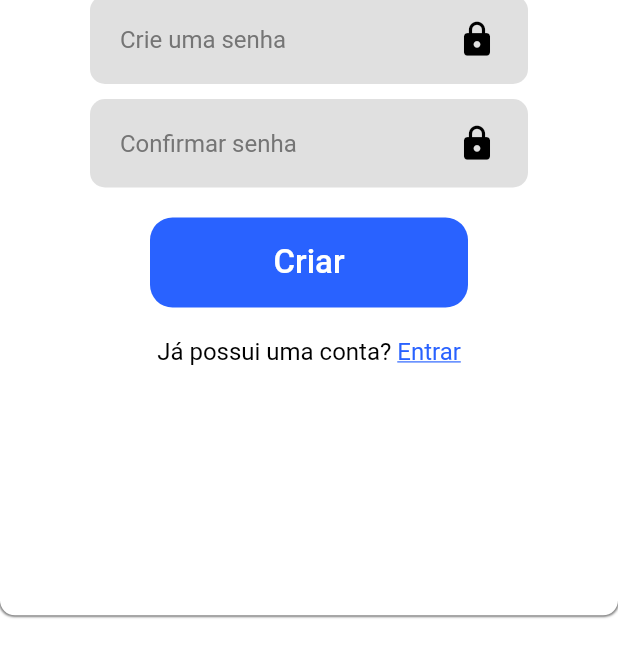
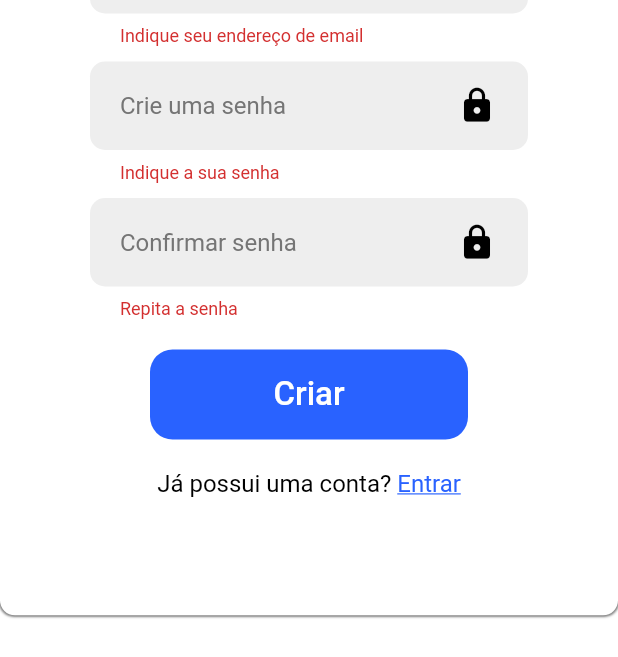
Before and after one commit to danielmbrasil/oops, a Flutter app: the SignUpWeb screen opened directly, scrolled down 329 dp, after a tap on "Criar", on a phone screen of 412 x 824 dp. Shown: the top 657 px of the screen. Run offline on Flutter 3.47's test engine with Material 2 defaults, Android fonts, the phone set to English and light mode, and no system bars; our stand-ins replace email_validator, flutter_secure_storage; accounts and stored records are empty; Roboto replaces fonts that are missing (Mulish).

Commit message:
validate name, email, password and password confirmation on sign-up for web send request to API add dialog to display API response errors

```diff
--- a/lib/screens/authenticate/sign_up_web.dart
+++ b/lib/screens/authenticate/sign_up_web.dart
@@ -1,5 +1,7 @@
+import 'package:email_validator/email_validator.dart';
 import 'package:flutter/gestures.dart';
 import 'package:flutter/material.dart';
+import 'package:oops/services/sign_up.dart';
 
 class SignUpWeb extends StatefulWidget {
   final Function toggleView;
@@ -12,6 +14,11 @@ class SignUpWeb extends StatefulWidget {
 
 class _SignUpWebState extends State<SignUpWeb> {
   final _formKey = GlobalKey<FormState>();
+
+  String _name = '';
+  String _email = '';
+  String _password = '';
+  String _passwordConfirmation = '';
 
   bool _obscurePassword = true;
 
@@ -84,8 +91,8 @@ class _SignUpWebState extends State<SignUpWeb> {
                                 ),
                                 contentPadding: EdgeInsets.symmetric(
                                     horizontal: 20.0, vertical: 20),
-                                fillColor: const Color(0xFFE0E0E0),
-                                focusColor: const Color(0xFFBFBFBD),
+                                fillColor: Colors.grey[200],
+                                focusColor: Colors.grey[300],
                                 filled: true,
                                 hintStyle: TextStyle(
                                   color: Colors.grey[600],
@@ -105,6 +112,22 @@ class _SignUpWebState extends State<SignUpWeb> {
                                   ),
                                 ),
                               ),
+                              onChanged: (value) {
+                                setState(() => _name = value);
+                              },
+                              // Validate if name is not empty and if it doesn't contain numbers nor symbols
+                              validator: (value) {
+                                if (value.isEmpty) {
+                                  return 'Indique seu nome.';
+                                }
+                                if ((new RegExp(
+                                        r'[!@#<>?":_`~;[\]\\|=+)(*&^%0-9-]',
+                                        multiLine: false)
+                                    .hasMatch(value))) {
+                                  return 'Nomes não devem conter números ou símbolos';
+                                }
+                                return null;
+                              },
                             ),
                           ),
                           Container(
@@ -127,8 +150,8 @@ class _SignUpWebState extends State<SignUpWeb> {
                                 ),
                                 contentPadding: EdgeInsets.symmetric(
                                     horizontal: 20.0, vertical: 20),
-                                fillColor: const Color(0xFFE0E0E0),
-                                focusColor: const Color(0xFFBFBFBD),
+                                fillColor: Colors.grey[200],
+                                focusColor: Colors.grey[300],
                                 filled: true,
                                 hintStyle: TextStyle(
                                   color: Colors.grey[600],
@@ -148,6 +171,19 @@ class _SignUpWebState extends State<SignUpWeb> {
                                   ),
                                 ),
                               ),
+                              onChanged: (value) {
+                                setState(() => _email = value);
+                              },
+                              // Validate if email is not empty and is in a valid format
+                              validator: (value) {
+                                if (value.isEmpty) {
+                                  return 'Indique seu endereço de email';
+                                } else if (!EmailValidator.validate(_email
+                                    .replaceAll(new RegExp(r"\s+"), ''))) {
+                                  return 'Indique um endereço de email válido';
+                                }
+                                return null;
+                              },
                             ),
                           ),
                           Container(
@@ -171,8 +207,8 @@ class _SignUpWebState extends State<SignUpWeb> {
                                 ),
                                 contentPadding: EdgeInsets.symmetric(
                                     horizontal: 20.0, vertical: 20),
-                                fillColor: const Color(0xFFE0E0E0),
-                                focusColor: const Color(0xFFBFBFBD),
+                                fillColor: Colors.grey[200],
+                                focusColor: Colors.grey[300],
                                 filled: true,
                                 hintStyle: TextStyle(
                                   color: Colors.grey[600],
@@ -198,6 +234,23 @@ class _SignUpWebState extends State<SignUpWeb> {
                                   ),
                                 ),
                               ),
+                              onChanged: (value) {
+                                setState(() => _password = value);
+                              },
+                              // Validate if password is not empty and is strong
+                              validator: (value) {
+                                if (value.isEmpty) {
+                                  return 'Indique a sua senha';
+                                } else if (value.length < 6) {
+                                  return 'Senha deve conter 6 caracteres ou mais';
+                                } else if (!(new RegExp(
+                                        r'^(?=.*[A-Z].*)(?=.*[0-9].*)(?=.*[a-z].*).{6,64}$',
+                                        multiLine: true)
+                                    .hasMatch(value))) {
+                                  return 'Senha deve conter letras minúsculas, maiúsculas e números';
+                                }
+                                return null;
+                              },
                             ),
                           ),
                           Container(
@@ -221,8 +274,8 @@ class _SignUpWebState extends State<SignUpWeb> {
                                 ),
                                 contentPadding: EdgeInsets.symmetric(
                                     horizontal: 20.0, vertical: 20),
-                                fillColor: const Color(0xFFE0E0E0),
-                                focusColor: const Color(0xFFBFBFBD),
+                                fillColor: Colors.grey[200],
+                                focusColor: Colors.grey[300],
                                 filled: true,
                                 hintStyle: TextStyle(
                                   color: Colors.grey[600],
@@ -248,6 +301,18 @@ class _SignUpWebState extends State<SignUpWeb> {
                                   ),
                                 ),
                               ),
+                              onChanged: (value) {
+                                setState(() => _passwordConfirmation = value);
+                              },
+                              // Validate if passwords match
+                              validator: (value) {
+                                if (value.isEmpty) {
+                                  return 'Repita a senha';
+                                } else if (value != _password) {
+                                  return 'Senhas não combinam';
+                                }
+                                return null;
+                              },
                             ),
                           ),
                           Container(
@@ -264,7 +329,26 @@ class _SignUpWebState extends State<SignUpWeb> {
                                   ),
                                 ),
                               ),
-                              onPressed: () => null,
+                              onPressed: () async {
+                                if (_formKey.currentState.validate()) {
+                                  try {
+                                    await SignUp(
+                                            name: _name,
+                                            email: _email.replaceAll(
+                                                new RegExp(r'\s+'), ''),
+                                            password: _passwordConfirmation
+                                                .replaceAll(
+                                                    new RegExp(r'\s+'), ''))
+                                        .signUp();
+                                  } catch (e) {
+                                    await showDialog(
+                                        context: context,
+                                        builder: (BuildContext context) =>
+                                            _buildErrorDialog(context,
+                                                e.toString().substring(11)));
+                                  }
+                                }
+                              },
                               child: Text(
                                 'Criar',
                                 style: TextStyle(
@@ -320,3 +404,49 @@ class _SignUpWebState extends State<SignUpWeb> {
     );
   }
 }
+
+// Build error dialog with error detail
+Widget _buildErrorDialog(BuildContext context, String errorDetail) {
+  return AlertDialog(
+    title: Text(
+      'Erro',
+      style: TextStyle(
+        fontFamily: 'Mulish',
+        fontStyle: FontStyle.normal,
+        fontSize: 22,
+      ),
+    ),
+    content: Container(
+      width: 400,
+      height: 100,
+      alignment: Alignment.center,
+      child: Stack(
+        children: [
+          Positioned.fill(
+            bottom: 50,
+            child: Align(
+              alignment: Alignment.center,
+              child: Text(
+                errorDetail,
+                style: TextStyle(fontSize: 20),
+                textAlign: TextAlign.center,
+              ),
+            ),
+          ),
+          Positioned.fill(
+            child: Align(
+              alignment: Alignment.bottomRight,
+              child: TextButton(
+                onPressed: () => Navigator.pop(context),
+                child: Text(
+                  'Fechar',
+                  style: TextStyle(fontSize: 22),
+                ),
+              ),
+            ),
+          )
+        ],
+      ),
+    ),
+  );
+}
```
